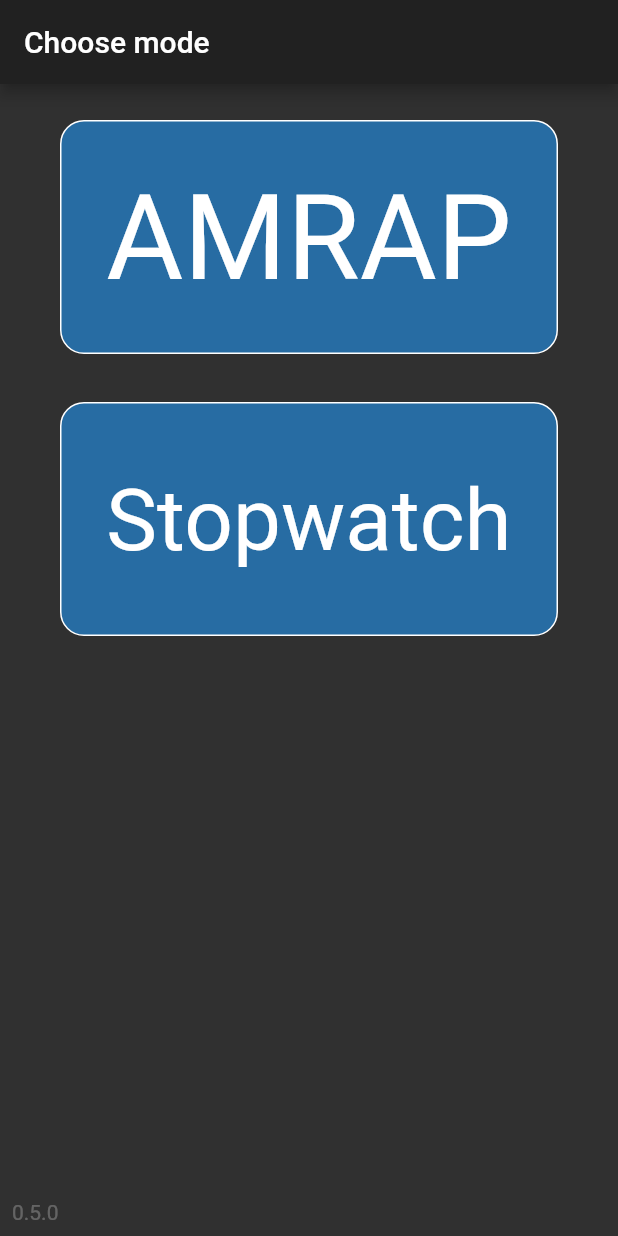
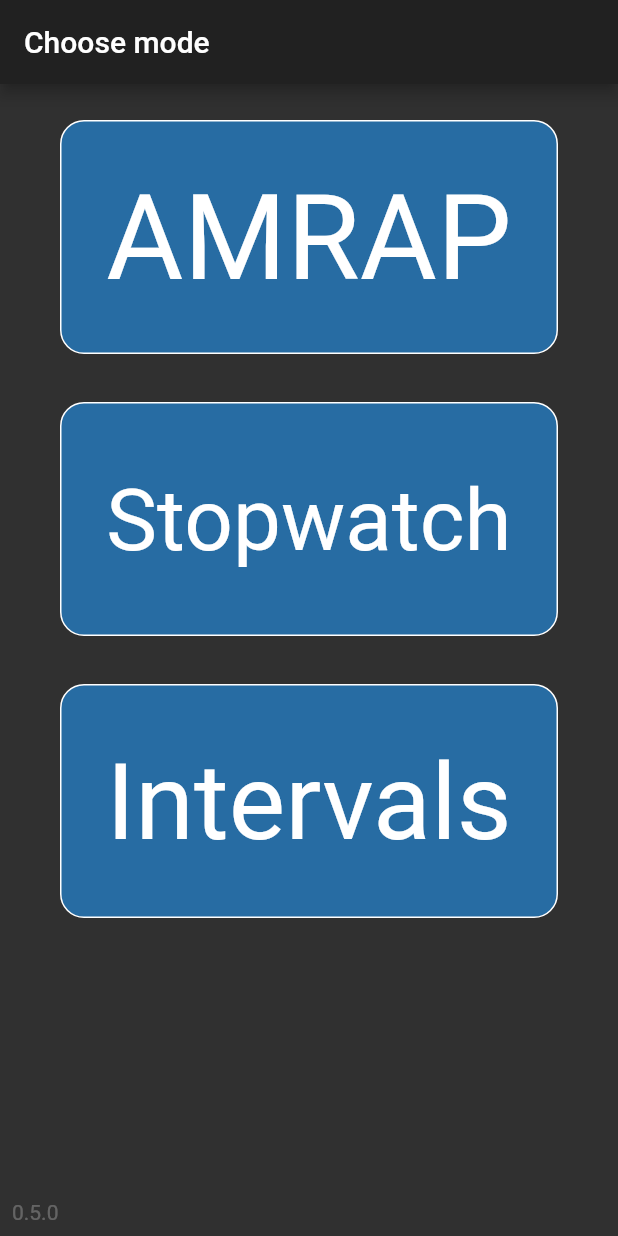
Before and after one commit to wujek-srujek/time_it, a Flutter app: the screen it shows after launch, on a phone screen of 412 x 824 dp. Run offline on Flutter 3.47's test engine with Material 2 defaults, Android fonts, the light colour scheme and no system bars; our stand-ins replace audioplayers, firebase_core, firebase_crashlytics, flutter_riverpod, package_info_plus, riverpod and 1 more; accounts and stored records are empty.

Commit message:
Add 'intervals' mode navigation

```diff
--- a/lib/ui/page/mode_selection_page.dart
+++ b/lib/ui/page/mode_selection_page.dart
@@ -9,6 +9,7 @@ import '../widget/mode/menu_items.dart';
 import '../widget/mode/rounds_widget.dart';
 import '../widget/mode/stopwatch_widget.dart';
 import 'interval_input_page.dart';
+import 'intervals_setup_page.dart';
 import 'workout_page.dart';
 
 class ModeSelectionPage extends StatelessWidget {
@@ -25,8 +26,8 @@ class ModeSelectionPage extends StatelessWidget {
             children: const [
               _AmrapModeButton(),
               _StopwatchModeButton(),
+              _IntervalsModeButton(),
               Expanded(
-                flex: 2,
                 child: SizedBox.shrink(),
               ),
             ],
@@ -130,6 +131,22 @@ class _StopwatchModeButton extends StatelessWidget {
   }
 }
 
+// In this mode, potentially multiple intervals are defined and the workout is
+// finished when all of them complete. `intervalsSetupNotifierProvider`'s life
+// spans the whole intervals setup; `intervalInputProvider` is created and
+// disposed multiple times, each time a new interval is dfined.
+class _IntervalsModeButton extends StatelessWidget {
+  const _IntervalsModeButton();
+
+  @override
+  Widget build(BuildContext context) {
+    return const _ModeButton(
+      modeName: 'Intervals',
+      targetPage: IntervalsSetupPage(),
+    );
+  }
+}
+
 class _VersionInfo extends StatefulWidget {
   const _VersionInfo();
 
```
Also changed, not shown: lib/ui/page/intervals_setup_page.dart (added, +15 -0 lines).
